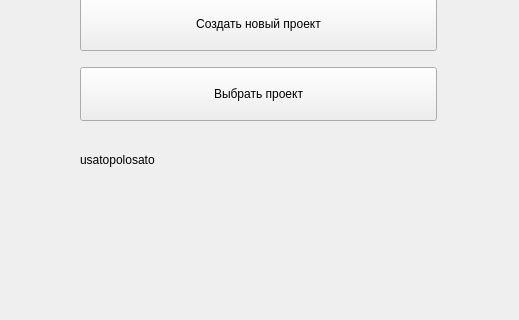
This is src/sapr/resources/forms/welcome.ui in usatopolosato/sapr-bar as Qt 5 draws it before an edit; both pictures show x 681 to 1200 and y 331 to 651 of the 1200 by 780 pixel window. The edited form follows.
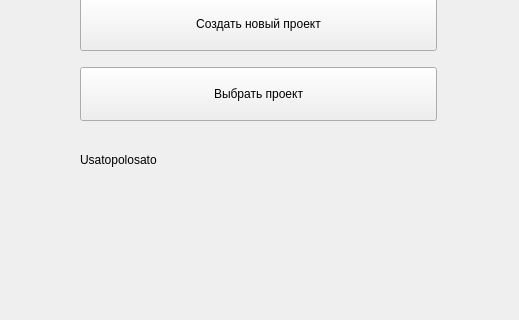
This is the edited form.

```diff
--- a/src/sapr/resources/forms/welcome.ui
+++ b/src/sapr/resources/forms/welcome.ui
@@ -268,7 +268,7 @@
          <string>eyebrow</string>
         </property>
         <property name="text">
-         <string>usatopolosato</string>
+         <string>Usatopolosato</string>
         </property>
        </widget>
       </item>
```
